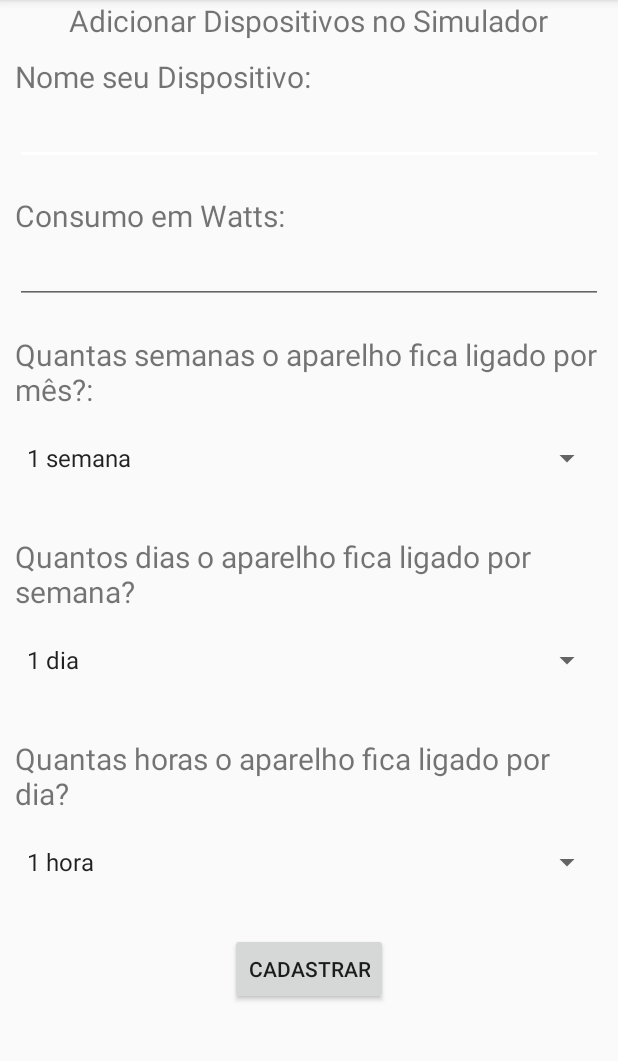
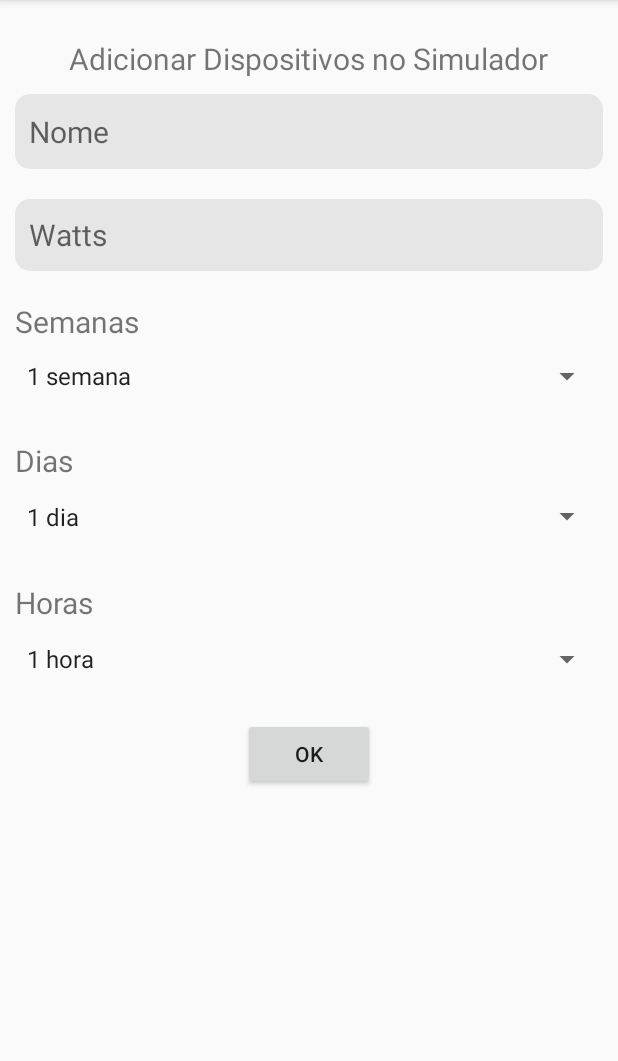
Before and after one commit to forgefiremaster/ECOntroller2, an Android app: the ADDaparelhosSimuladorActivity screen opened directly, with no data from a screen before it, on a phone screen of 412 x 824 dp, the part 84-1145 px from its top. Run offline under Robolectric (Android 15) with nearby library versions, the phone set to English and light mode, and no system bars.

```diff
--- a/app/src/main/AndroidManifest.xml
+++ b/app/src/main/AndroidManifest.xml
@@ -29,13 +29,16 @@
         <activity
             android:name=".activitys.MainActivity"
             android:theme="@style/noActionBar" />
+
         <activity android:name=".activitys.BluetoothInfo" >
             <meta-data android:name="android.support.PARENT_ACTIVITY" android:value=".activitys.MainActivity"></meta-data>
         </activity>
+
         <activity android:name=".activitys.SimuladorActivity">
             <meta-data android:name="android.support.PARENT_ACTIVITY" android:value=".activitys.MainActivity"></meta-data>
         </activity>
-        <activity android:name=".activitys.ADDaparelhosSimuladorActivity">
+
+        <activity android:name=".activitys.ADDaparelhosSimuladorActivity" android:theme="@style/AppTheme">
             <meta-data android:name="android.support.PARENT_ACTIVITY" android:value=".activitys.SimuladorActivity"/>
         </activity>
     </application>
--- a/app/src/main/java/com/example/lucas/econtroller/activitys/BluetoothInfo.java
+++ b/app/src/main/java/com/example/lucas/econtroller/activitys/BluetoothInfo.java
@@ -24,6 +24,7 @@ public class BluetoothInfo extends AppCompatActivity implements ActionBar.TabLis
         setContentView(R.layout.bluetooth_info_layout);
         getSupportActionBar().setHomeButtonEnabled(true);
         getSupportActionBar().setDisplayHomeAsUpEnabled(true);
+        getSupportActionBar().setElevation(0);
         //pegandos os parâmetros enviados
         Intent intent = getIntent();
         nome = intent.getStringExtra("nome");
--- a/app/src/main/java/com/example/lucas/econtroller/activitys/MainActivity.java
+++ b/app/src/main/java/com/example/lucas/econtroller/activitys/MainActivity.java
@@ -39,12 +39,14 @@ public class MainActivity extends AppCompatActivity implements NavigationView.On
     Button button;
 
     SwipeRefreshLayout swipeLayout ;
+    @TargetApi(Build.VERSION_CODES.LOLLIPOP)
     @Override
     protected void onCreate(Bundle savedInstanceState) {
         super.onCreate(savedInstanceState);
-        setContentView(R.layout.activity_main);Toolbar toolbar = (Toolbar) findViewById(R.id.toolbar);
-
+        setContentView(R.layout.activity_main);
+        Toolbar toolbar = (Toolbar) findViewById(R.id.toolbar);
         setSupportActionBar(toolbar);
+        toolbar.setElevation(0);
         DrawerLayout drawer = (DrawerLayout) findViewById(R.id.drawer_layout);
         listDevices = (LinearLayout) findViewById(R.id.aparelhosEncontrados);
         NavigationView navigationView = (NavigationView) findViewById(R.id.nav_view);
--- a/app/src/main/java/com/example/lucas/econtroller/activitys/Splash.java
+++ b/app/src/main/java/com/example/lucas/econtroller/activitys/Splash.java
@@ -4,7 +4,6 @@ import android.content.Intent;
 import android.os.Bundle;
 import android.os.Handler;
 import android.support.v7.app.AppCompatActivity;
-
 import com.example.lucas.econtroller.R;
 
 /**
--- a/app/src/main/res/drawable/background_ripple.xml
+++ b/app/src/main/res/drawable/background_ripple.xml
@@ -2,7 +2,8 @@
 <shape xmlns:android="http://schemas.android.com/apk/res/android"
     android:shape="rectangle">
     <gradient
-        android:startColor="@color/colorPrimary"
+        android:startColor="@color/colorPrimaryDark"
+        android:centerColor="@color/colorPrimary"
         android:endColor="@color/black"
         android:angle="270" />
 </shape>
--- /dev/null
+++ b/app/src/main/res/drawable/rounded_edittext.xml
@@ -0,0 +1,11 @@
+<?xml version="1.0" encoding="utf-8"?>
+<!--  res/drawable/rounded_edittext.xml -->
+<shape xmlns:android="http://schemas.android.com/apk/res/android"
+    android:shape="rectangle" android:padding="10dp">
+    <solid android:color="@color/gray2"/>
+    <corners
+        android:bottomRightRadius="10dp"
+        android:bottomLeftRadius="10dp"
+        android:topLeftRadius="10dp"
+        android:topRightRadius="10dp"/>
+</shape>
--- a/app/src/main/res/layout/addaparelhos_simulador_activity.xml
+++ b/app/src/main/res/layout/addaparelhos_simulador_activity.xml
@@ -9,6 +9,7 @@
             android:layout_width="match_parent"
             android:layout_height="match_parent"
             android:orientation="vertical"
+            android:layout_marginTop="25dp"
             >
             <RelativeLayout
                 android:layout_width="match_parent"
@@ -28,53 +29,54 @@
                 android:layout_height="wrap_content"
                 android:orientation="vertical"
                 android:layout_margin="10dp"
+                android:layout_marginTop="20dp"
                 >
-                <TextView
-                    android:layout_width="wrap_content"
-                    android:layout_height="wrap_content"
-                    android:text="Nome seu Dispositivo: "
-                    android:textSize="20dp"
-                    />
+
                 <EditText
                     android:layout_width="match_parent"
                     android:layout_height="match_parent"
                     android:id="@+id/nome"
+                    android:hint="  Nome"
+                    android:background="@drawable/rounded_edittext"
+                    android:textSize="20dp"
+                    android:height="50dp"
                     />
             </LinearLayout>
+            <LinearLayout
+                android:layout_width="match_parent"
+                android:layout_height="48dp"
+                android:orientation="vertical"
+                android:layout_margin="10dp"
+                android:height="50dp"
+                >
+                <EditText
+                    android:layout_width="match_parent"
+                    android:layout_height="match_parent"
+                    android:inputType="number"
+                    android:id="@+id/consumo_watts"
+                    android:hint="  Watts"
+                    android:background="@drawable/rounded_edittext"
+                    android:textSize="20dp"
+                    android:height="50dp"
+                    />
+            </LinearLayout>
+
             <LinearLayout
                 android:layout_width="match_parent"
                 android:layout_height="wrap_content"
                 android:orientation="vertical"
                 android:layout_margin="10dp"
+                android:layout_marginTop="20dp"
                 >
                 <TextView
                     android:layout_width="wrap_content"
                     android:layout_height="wrap_content"
-                    android:text="Consumo em Watts: "
-                    android:textSize="20dp"
-                    />
-                <EditText
-                    android:layout_width="match_parent"
-                    android:layout_height="match_parent"
-                    android:inputType="number"
-                    android:id="@+id/consumo_watts"
-                    />
-            </LinearLayout>
-            <LinearLayout
-                android:layout_width="match_parent"
-                android:layout_height="wrap_content"
-                android:orientation="vertical"
-                android:layout_margin="10dp"
-                >
-                <TextView
-                    android:layout_width="wrap_content"
-                    android:layout_height="wrap_content"
-                    android:text="Quantas semanas o aparelho fica ligado por mês?: "
+                    android:text="Semanas "
                     android:textSize="20dp"
                     />
                 <Spinner
                     android:layout_width="match_parent"
-                    android:layout_height="wrap_content"
+                    android:layout_height="45dp"
                     android:id="@+id/semanas"
                     />
             </LinearLayout>
@@ -87,12 +89,12 @@
                 <TextView
                     android:layout_width="wrap_content"
                     android:layout_height="wrap_content"
-                    android:text="Quantos dias o aparelho fica ligado por semana? "
+                    android:text="Dias  "
                     android:textSize="20dp"
                     />
                 <Spinner
                     android:layout_width="match_parent"
-                    android:layout_height="wrap_content"
+                    android:layout_height="47dp"
                     android:id="@+id/dias"
                     />
             </LinearLayout>
@@ -105,12 +107,12 @@
                 <TextView
                     android:layout_width="wrap_content"
                     android:layout_height="wrap_content"
-                    android:text="Quantas horas o aparelho fica ligado por dia?"
+                    android:text="Horas "
                     android:textSize="20dp"
                     />
                 <Spinner
                     android:layout_width="match_parent"
-                    android:layout_height="match_parent"
+                    android:layout_height="48dp"
                     android:id="@+id/horas"
                     />
             </LinearLayout>
@@ -123,7 +125,7 @@
                 <Button
                     android:layout_width="wrap_content"
                     android:layout_height="wrap_content"
-                    android:text="CADASTRAR"
+                    android:text="OK"
                     android:layout_gravity="center_horizontal"
                     android:layout_alignParentBottom="true"
                     android:layout_centerHorizontal="true"
--- a/app/src/main/res/values/styles.xml
+++ b/app/src/main/res/values/styles.xml
@@ -9,8 +9,7 @@
     </style>
 
     <style
-        name="noActionBar"
-        parent="Theme.AppCompat.Light.NoActionBar">
+        name="noActionBar" parent="Theme.AppCompat.Light.NoActionBar">
         <item name="colorPrimary">@color/green</item>
         <item name="colorPrimaryDark">@color/green3</item>
         <item name="colorAccent">@color/white</item>
@@ -31,4 +30,7 @@
         <item name="android:windowActionBarOverlay">true</item>
     </style>
 
+    <style name="MyAppTheme" parent="android:Theme.Holo.Light">
+        <item name="android:windowContentOverlay">@null</item>
+    </style>
 </resources>
--- a/build.gradle
+++ b/build.gradle
@@ -5,7 +5,7 @@ buildscript {
         jcenter()
     }
     dependencies {
-        classpath 'com.android.tools.build:gradle:2.2.0'
+        classpath 'com.android.tools.build:gradle:2.2.1'
 
         // NOTE: Do not place your application dependencies here; they belong
         // in the individual module build.gradle files
```
